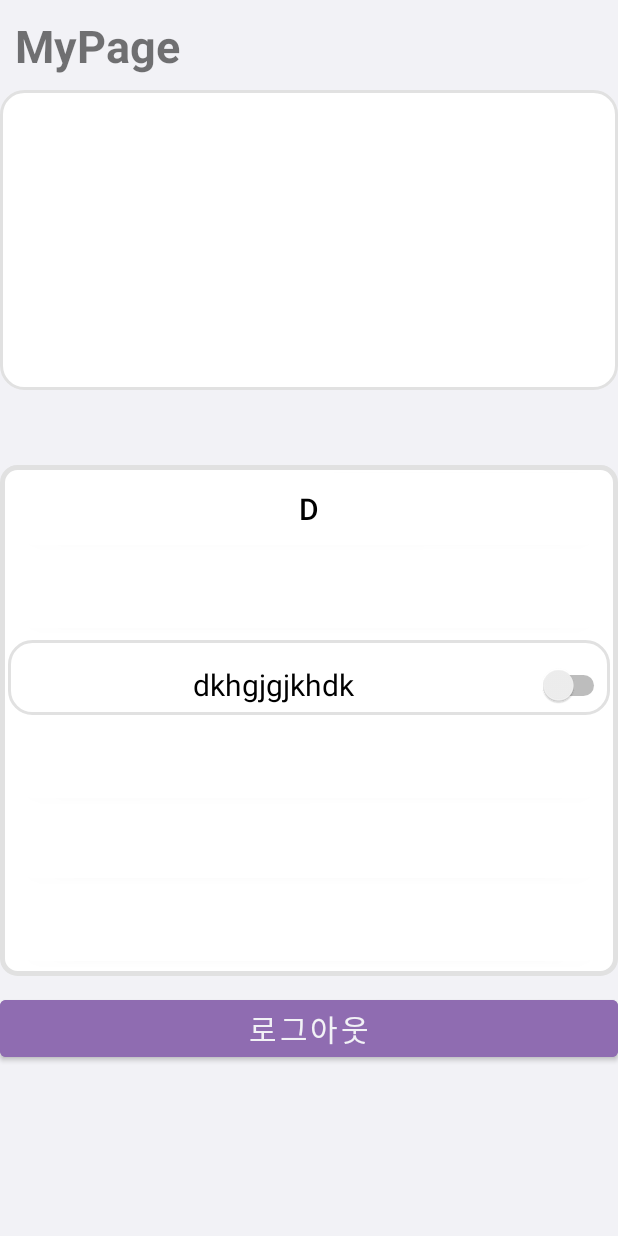
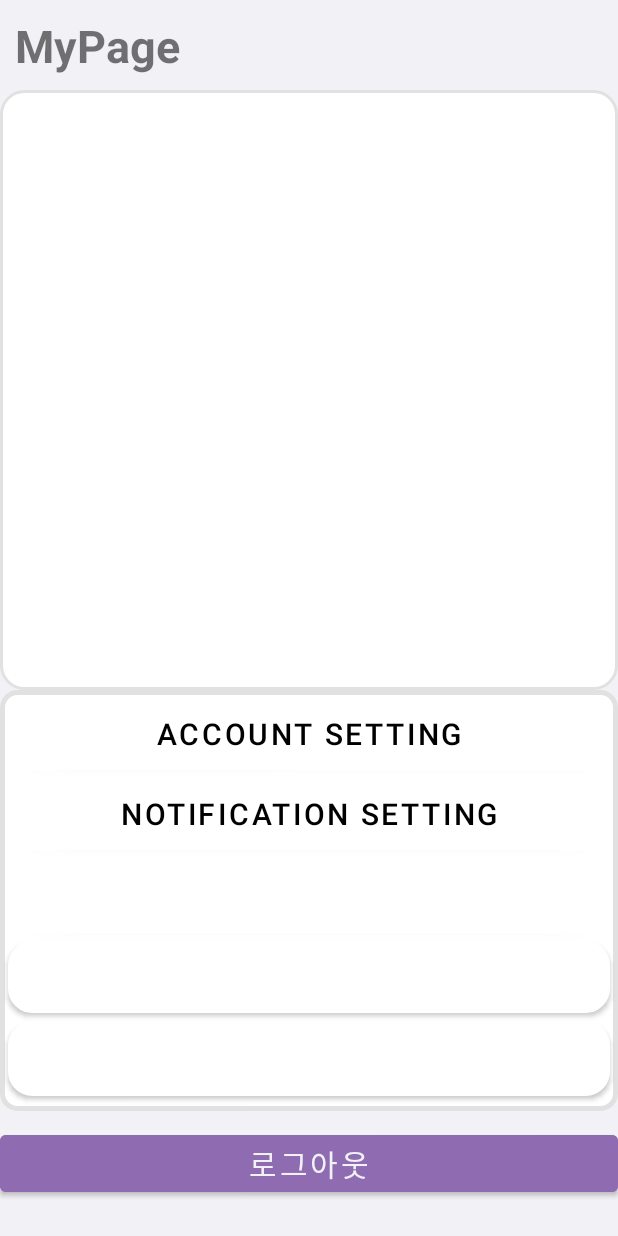
Before and after one commit to wlzkxm2/Probono, an Android app: the layout setting_main.xml on its own in the app's theme, with its tools: preview values and no code run, on a phone screen of 412 x 824 dp. Run offline under Robolectric (Android 15) with nearby library versions, the phone set to English and light mode, and no system bars.

Commit message:
테마 세팅

```diff
--- a/app/src/main/res/layout/setting_main.xml
+++ b/app/src/main/res/layout/setting_main.xml
@@ -18,19 +18,20 @@
         android:text="MyPage"
         android:textSize="30dp"
         android:textStyle="bold" />
-<!--    -->
-    <LinearLayout
-        android:layout_width="match_parent"
-        android:layout_height="wrap_content"
-        android:paddingTop="200dp"
-        android:gravity="center"
-        android:orientation="vertical"
-        android:layout_marginBottom="50dp"
-        android:background="@drawable/example1"
-        >
+<!--   이지모드 설정 쪽이다-->
+    <RelativeLayout
+        android:layout_width="wrap_content"
+        android:layout_height="wrap_content">
 
-    </LinearLayout>
-    <!--계정 설정 버튼이다-->
+        <ImageView
+            android:id="@+id/imageView7"
+            android:layout_width="match_parent"
+            android:layout_height="400dp"
+            app:srcCompat="@drawable/example1" />
+
+    </RelativeLayout>
+
+<!--    설정 버튼 화면 쪽이다-->
     <LinearLayout
         android:layout_width="match_parent"
         android:layout_height="wrap_content"
@@ -43,40 +44,23 @@
             android:layout_width="match_parent"
             android:layout_height="wrap_content"
             android:layout_marginTop="5dp"
-
             android:textColor="#000000"
             android:layout_marginStart="5dp"
             android:layout_marginEnd="5dp"
             android:background="@drawable/example1"
             android:textSize="20dp"
-            android:text="d"/>
+            android:text="@string/account"/>
         <!-- 알림 설정 버튼이다-->
         <Button
-            android:id="@+id/button1"
             android:layout_width="match_parent"
             android:layout_height="wrap_content"
             android:layout_marginTop="5dp"
-            android:layout_marginBottom="8dp"
+            android:textColor="#000000"
             android:layout_marginStart="5dp"
             android:layout_marginEnd="5dp"
             android:background="@drawable/example1"
-
             android:textSize="20dp"
-            android:text="ㅇㅇㅇ"/>
-
-        <!--다크모드 스위치이다-->
-        <Switch
-            android:id="@+id/switch1"
-            android:layout_width="match_parent"
-            android:layout_height="50dp"
-            android:background="@drawable/example1"
-            android:textColor="#000000"
-            android:gravity="center"
-            android:layout_marginStart="5dp"
-            android:layout_marginEnd="5dp"
-            android:text="dkhgjgjkhdk"
-            android:textSize="20dp"
-            android:paddingTop="10dp"/>
+            android:text="@string/notification"/>
         <!--언어 설정 버튼이다-->
         <Button
             android:id="@+id/button2"
--- a/app/src/main/res/values/strings.xml
+++ b/app/src/main/res/values/strings.xml
@@ -25,4 +25,6 @@
         <item>11월</item>
         <item>12월</item>
     </string-array>
+    <string name="account">Account Setting</string>
+    <string name="notification">Notification Setting</string>
 </resources>
```
Also changed, not shown: 2 other files.
